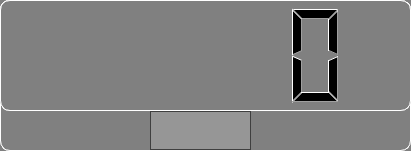
Above: UI.ui from ccs96307/NightyTimer before the change. Below: the same form after it.
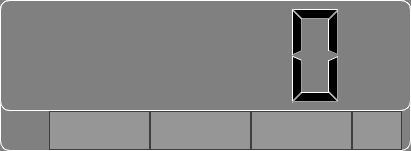
That is the form after the change.

Diff of the .ui file:
```diff
--- a/UI.ui
+++ b/UI.ui
@@ -86,6 +86,75 @@
      <enum>QLCDNumber::Filled</enum>
     </property>
    </widget>
+   <widget class="QPushButton" name="pushButton_2">
+    <property name="geometry">
+     <rect>
+      <x>49</x>
+      <y>111</y>
+      <width>101</width>
+      <height>39</height>
+     </rect>
+    </property>
+    <property name="styleSheet">
+     <string notr="true">color: rgb(255, 255, 255);
+background-color: rgb(150, 150, 150);
+border-style:none;
+border:1px solid #3f3f3f; 
+
+padding:5px;
+min-height:20px;
+border-radius:35px;</string>
+    </property>
+    <property name="text">
+     <string/>
+    </property>
+   </widget>
+   <widget class="QPushButton" name="pushButton_3">
+    <property name="geometry">
+     <rect>
+      <x>251</x>
+      <y>111</y>
+      <width>101</width>
+      <height>39</height>
+     </rect>
+    </property>
+    <property name="styleSheet">
+     <string notr="true">color: rgb(255, 255, 255);
+background-color: rgb(150, 150, 150);
+border-style:none;
+border:1px solid #3f3f3f; 
+
+padding:5px;
+min-height:20px;
+border-radius:35px;</string>
+    </property>
+    <property name="text">
+     <string/>
+    </property>
+   </widget>
+   <widget class="QPushButton" name="pushButton_4">
+    <property name="geometry">
+     <rect>
+      <x>352</x>
+      <y>111</y>
+      <width>50</width>
+      <height>39</height>
+     </rect>
+    </property>
+    <property name="styleSheet">
+     <string notr="true">color: rgb(255, 255, 255);
+background-color: rgb(150, 150, 150);
+border-style:none;
+border:1px solid #3f3f3f; 
+
+padding:5px;
+min-height:20px;
+border-radius:35px;</string>
+    </property>
+    <property name="text">
+     <string/>
+    </property>
+   </widget>
   </widget>
  </widget>
  <resources/>
```
